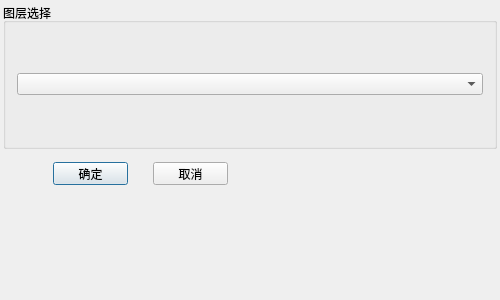
First picture: the form in src/plugin_easyquery/src/editor/split/qgsVectorLayerSelectBaseDialog.ui, repository lozpeng/qgis_plugins, before the edit.
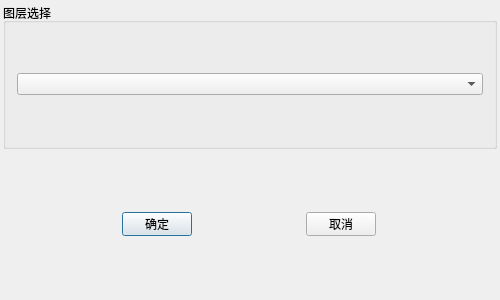
Second picture: the form after the edit.

The edit to the form file:
```diff
--- a/src/plugin_easyquery/src/editor/split/qgsVectorLayerSelectBaseDialog.ui
+++ b/src/plugin_easyquery/src/editor/split/qgsVectorLayerSelectBaseDialog.ui
@@ -68,32 +68,46 @@
        <height>39</height>
       </size>
      </property>
+     <layout class="QHBoxLayout" name="horizontalLayout">
+      <item>
      <widget class="QPushButton" name="pbOk">
-      <property name="geometry">
-       <rect>
-        <x>50</x>
-        <y>10</y>
-        <width>75</width>
-        <height>23</height>
-       </rect>
+        <property name="minimumSize">
+         <size>
+          <width>70</width>
+          <height>24</height>
+         </size>
+        </property>
+        <property name="maximumSize">
+         <size>
+          <width>70</width>
+          <height>24</height>
+         </size>
       </property>
       <property name="text">
        <string>确定</string>
       </property>
      </widget>
+      </item>
+      <item>
      <widget class="QPushButton" name="pbCancel">
-      <property name="geometry">
-       <rect>
-        <x>150</x>
-        <y>10</y>
-        <width>75</width>
-        <height>23</height>
-       </rect>
+        <property name="minimumSize">
+         <size>
+          <width>70</width>
+          <height>24</height>
+         </size>
+        </property>
+        <property name="maximumSize">
+         <size>
+          <width>70</width>
+          <height>24</height>
+         </size>
       </property>
       <property name="text">
        <string>取消</string>
       </property>
      </widget>
+      </item>
+     </layout>
     </widget>
    </item>
   </layout>
```
Lines whose indentation alone changed are shown as unchanged.
